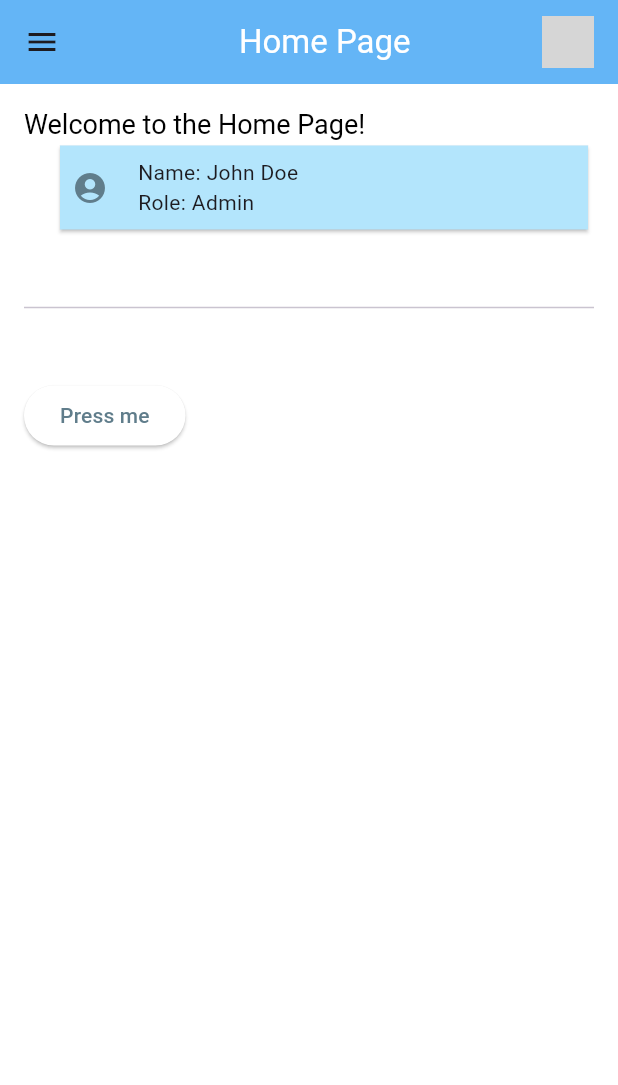
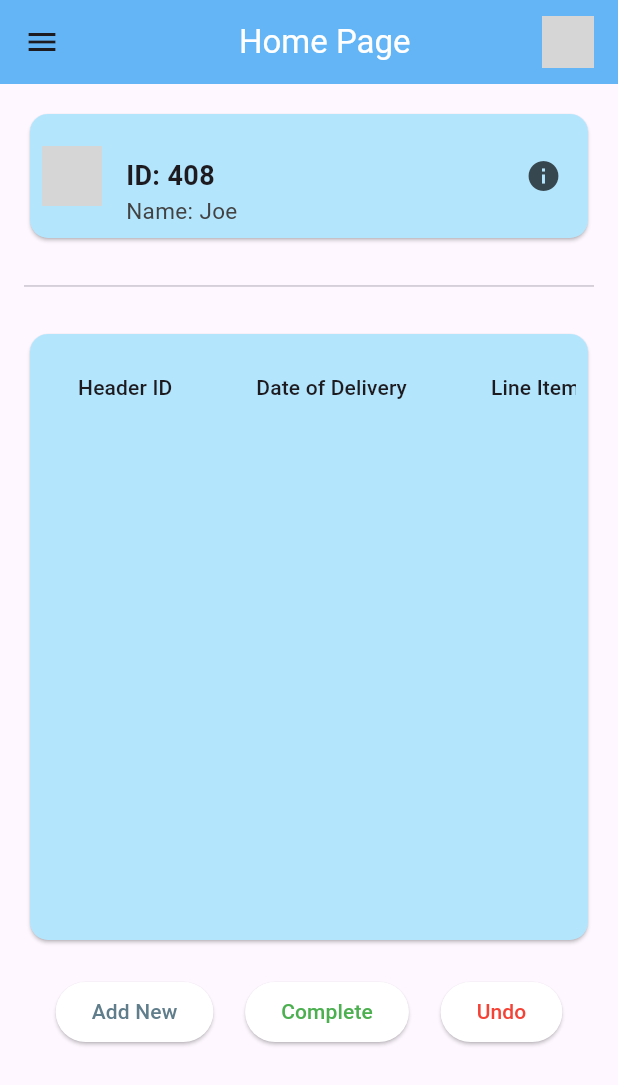
Before and after one commit to juzer-index/precast_demo, a Flutter app: the HomePage screen opened directly, on a phone screen of 412 x 824 dp. Shown: the top 1085 px of the screen. Run offline on Flutter 3.47's test engine with Material 3 defaults, Android fonts, the phone set to English and light mode, and no system bars; missing offline and left inert: dart:ffi; network calls fail; grey boxes are pictures that could not be loaded.

Commit message:
Added Element Status Tracker
Added the element status tracker page, tab bar view and the truck details form with layout as expressed in the excel sheet

```diff
--- a/lib/homepage.dart
+++ b/lib/homepage.dart
@@ -1,23 +1,31 @@
 import 'dart:async';
 import 'dart:convert';
 import 'package:flutter/material.dart';
+import 'package:precast_demo/elementStatusTracker.dart';
 import 'package:precast_demo/indexAppBar.dart';
+import 'package:precast_demo/sideBarMenu.dart';
 import 'loginPage.dart';
 import 'package:http/http.dart' as http;
 import 'elementMaster.dart';
 
 class Data {
-  final int userId;
-  final int id;
-  final String title;
+  final int headerId;
+  final String date;
+  final String lineItems;
+  final String details;
 
-  Data({required this.userId, required this.id, required this.title});
+  Data({
+    required this.headerId,
+    required this.date,
+    required this.lineItems,
+    required this.details,});
 
   factory Data.fromJson(Map<String, dynamic> json) {
     return Data(
-      userId: json['userId'],
-      id: json['id'],
-      title: json['title'],
+      headerId: json['HeaderId'],
+      date: json['Date'],
+      lineItems: json['LineItems'],
+      details: json['Details'],
     );
   }
 }
@@ -46,185 +54,144 @@ class _HomePageState extends State<HomePage> {
     super.initState();
   }
 
-
   @override
   Widget build(BuildContext context) {
     return Scaffold(
-      appBar: IndexAppBar(title: 'Home Page',),
-      drawer: Drawer(
-        shadowColor: Colors.blueGrey.shade800,
-        child: ListView(
-          padding: EdgeInsets.zero,
+      appBar: IndexAppBar(
+        title: 'Home Page',
+      ),
+      drawer: SideBarMenu(context),
+      body: Padding(
+        padding: const EdgeInsets.all(16.0),
+        child: Column(
+          crossAxisAlignment: CrossAxisAlignment.start,
           children: [
-            Container(
-              height: MediaQuery.of(context).size.height * 0.103,
-              child: DrawerHeader(
-                decoration: BoxDecoration(
-                  color: Theme.of(context).primaryColor,
-                ),
-                child: const Text(
-                  'Sidebar Menu',
-                  style: TextStyle(
-                    color: Colors.white,
-                    fontSize: 24,
-                  ),
-                ),
-              ),
-            ),
-            ExpansionTile(
-              leading: Icon(Icons.dashboard_sharp, color: Colors.blue.shade400,),
-              title: const Text('Dashboard'),
+            SizedBox(
+              width: MediaQuery.of(context).size.width,
+              height: MediaQuery.of(context).size.height * 0.11,
+              child: Card(
+                elevation: 1,
+                color: Colors.lightBlue.shade100,
+                child: Padding(
+                  padding: const EdgeInsets.all(8.0),
+                  child: Row(
                     children: [
-                Padding(
-                  padding: const EdgeInsets.fromLTRB(40, 0, 0, 0),
-                  child: ListTile(
-                    title: const Text('Element Status Viewer'),
-                    onTap: () {
-
-                    },
-                  ),
-                ),
-              ],
-            ),
-            ExpansionTile(
-              leading: Icon(Icons.settings_outlined, color: Colors.blue.shade400,),
-              title: const Text('Set up'),
-              children: [
-                Padding(
-                  padding: const EdgeInsets.fromLTRB(40, 0, 0, 0),
-                  child: ListTile(
-                    title: const Text('Element Master'),
-                    onTap: () {
-                      Navigator.push(context, MaterialPageRoute(
-                          builder: (context) => ElementMaster()));
-                    },
+                      ClipRRect(
+                        borderRadius: BorderRadius.circular(10.0),
+                        child: Image.network(
+                          'https://media.licdn.com/dms/image/D4D03AQFpmZgzpRLrhg/profile-displayphoto-shrink_200_200/0/1692612499698?e=1706140800&v=beta&t=WX4ydCp7VUP7AhXZOIDHIX3D3Ts5KfR-1YJJU6FmalI',
+                          height: 40,
+                          width: 40,
                         ),
                       ),
                       Padding(
-                  padding: const EdgeInsets.fromLTRB(40, 0, 0, 0),
-                  child: ListTile(
-                    title: const Text('Part Details'),
-                    onTap: () {
-
-                    },
+                        padding: const EdgeInsets.fromLTRB(16, 20, 16, 0),
+                        child: Column(
+                          crossAxisAlignment: CrossAxisAlignment.start,
+                          children: [
+                            const Text(
+                              'ID: 408',
+                              style: TextStyle(
+                                  fontSize: 18, fontWeight: FontWeight.bold),
                             ),
-                ),
-                Padding(
-                  padding: const EdgeInsets.fromLTRB(40, 0, 0, 0),
-                  child: ListTile(
-                    title: const Text('Truck Details'),
-                    onTap: () {
-
-                    },
-                  ),
-                ),
-              ],
-            ),
-            ExpansionTile(
-                leading: Icon(Icons.hardware, color: Colors.blue.shade400),
-                title: const Text('Process'),
-                children: [
-                  Padding(
-                    padding: const EdgeInsets.fromLTRB(40, 0, 0, 0),
-                    child: ListTile(
-                      title: const Text('Settings'),
-                      onTap: () {},
-                    ),
-                  ),
-                  Padding(
-                    padding: const EdgeInsets.fromLTRB(40, 0, 0, 0),
-                    child: ListTile(
-                      title: const Text('Dispatch Load'),
-                      onTap: () {},
-                    ),
-                  ),
-                  Padding(
-                    padding: const EdgeInsets.fromLTRB(40, 0, 0, 0),
-                    child: ListTile(
-                      title: const Text('Receive Load'),
-                      onTap: () {},
-                    ),
-                  ),
-                  Padding(
-                    padding: const EdgeInsets.fromLTRB(40, 0, 0, 0),
-                    child: ListTile(
-                      title: const Text('Issue element'),
-                      onTap: () {},
-                    ),
-                  ),
-                ]
-            ),
-            ExpansionTile(
-              leading: Icon(Icons.note_alt_rounded, color: Colors.blue.shade400,),
-              title: const Text('Report'),
-              children: [
-                Padding(
-                  padding: const EdgeInsets.fromLTRB(40, 0, 0, 0),
-                  child: ListTile(
-                    title: const Text('Delivery Note'),
-                    onTap: () {
-
-                    },
-                  ),
-                ),
-                Padding(
-                  padding: const EdgeInsets.fromLTRB(40, 0, 0, 0),
-                  child: ListTile(
-                    title: const Text('QR Code Details'),
-                    onTap: () {
-
-                    },
-                  ),
-                ),
-              ],
-            ),
-            const Divider(),
-            ListTile(
-              leading: Icon(Icons.exit_to_app, color: Colors.blue.shade400,),
-              title: const Text('Logout'),
-              onTap: () {
-                Navigator.push(context, MaterialPageRoute(
-                    builder: (context) => const LoginPage()));
-              }
+                            Text(
+                              'Name: Joe ',
+                              style: TextStyle(
+                                  fontSize: 15, color: Colors.grey.shade800),
                             ),
                           ],
                         ),
                       ),
-      body: Container(
-        color: Colors.white,
-        child: Padding(
-          padding: const EdgeInsets.all(16.0),
+                      Padding(
+                          padding: const EdgeInsets.fromLTRB(160, 0, 0, 0),
+                          child: IconButton(
+                              onPressed: () {
+                                //display a popup with rounded borders and half screen size
+                                showDialog(
+                                    context: context,
+                                    builder: (BuildContext context) {
+                                      return Dialog(
+                                          shape: RoundedRectangleBorder(
+                                              borderRadius:
+                                                  BorderRadius.circular(
+                                                      20.0)),
+                                          child: SizedBox(
+                                              height: MediaQuery.of(context)
+                                                      .size
+                                                      .height *
+                                                  0.3,
+                                              width: MediaQuery.of(context)
+                                                      .size
+                                                      .width *
+                                                  0.5,
+                                              child: const Padding(
+                                                  padding:
+                                                      EdgeInsets.all(12.0),
                                                   child: Column(
-            crossAxisAlignment: CrossAxisAlignment.start,
+                                                      mainAxisAlignment:
+                                                          MainAxisAlignment
+                                                              .center,
+                                                      crossAxisAlignment:
+                                                          CrossAxisAlignment
+                                                              .start,
                                                       children: [
                                                         Text(
-                'Welcome to the Home Page!',
-                style: Theme.of(context).textTheme.displayMedium
+                                                          'Profile Information',
+                                                          style: TextStyle(
+                                                              fontSize: 20,
+                                                              fontWeight:
+                                                                  FontWeight
+                                                                      .bold),
                                                         ),
-              Padding(padding: EdgeInsets.fromLTRB(20, 0, 0, 20),
-                child:
-                  // Add profile information card here
-                  Card(
-                    shape: const RoundedRectangleBorder(
-                      borderRadius: BorderRadius.zero,
+                                                        SizedBox(height: 10),
+                                                        Text(
+                                                          'Name: Joe',
+                                                          style: TextStyle(
+                                                              fontSize: 18,
+                                                              fontWeight:
+                                                                  FontWeight
+                                                                      .bold),
                                                         ),
-                    elevation: 1,
-                    color: Colors.lightBlue.shade100,
-                    child: const Padding(
-                      padding: EdgeInsets.all(8.0),
-                      child: Row(
-                        children: [
-                          Icon(Icons.account_circle, color: Colors.blueGrey,),
-                          Padding(
-                            padding: EdgeInsets.fromLTRB(20, 0, 0, 0),
-                            child: Column(
-                              crossAxisAlignment: CrossAxisAlignment.start,
-                              children: [
-                                Text('Name: John Doe'),
-                                Text('Role: Admin'),
-                              ],
+                                                        SizedBox(height: 10),
+                                                        Text(
+                                                          'ID: 408',
+                                                          style: TextStyle(
+                                                              fontSize: 18,
+                                                              fontWeight:
+                                                                  FontWeight
+                                                                      .bold),
                                                         ),
+                                                        SizedBox(height: 10),
+                                                        Text(
+                                                          'Department: Sales',
+                                                          style: TextStyle(
+                                                              fontSize: 18,
+                                                              fontWeight:
+                                                              FontWeight
+                                                                  .bold),
                                                         ),
+                                                        SizedBox(height: 10),
+                                                        Text(
+                                                          'Shift: Morning',
+                                                          style: TextStyle(
+                                                              fontSize: 18,
+                                                              fontWeight:
+                                                              FontWeight
+                                                                  .bold),
+                                                        ),
+                                                        SizedBox(height: 10),
+                                                      ]
+                                                  )
+                                              )
+                                          )
+                                      );
+                                    }
+                                    );
+                              },
+                              icon: Icon(
+                                Icons.info,
+                                color: Colors.blueGrey.shade800,
+                              )))
                     ],
                   ),
                 ),
@@ -233,18 +200,109 @@ class _HomePageState extends State<HomePage> {
             const SizedBox(height: 20),
             const Divider(),
             const SizedBox(height: 20),
+            //add a table here whose rows can be selected with checkboxes
+            SizedBox(
+              width: MediaQuery.of(context).size.width,
+              height: MediaQuery.of(context).size.height * 0.5,
+              child: Card(
+                elevation: 1,
+                color: Colors.lightBlue.shade100,
+                child: Padding(
+                  padding: const EdgeInsets.all(8.0),
+                  child: SingleChildScrollView(
+                    scrollDirection: Axis.horizontal,
+                    child: DataTable(
+                      showCheckboxColumn: true,
+                      columns: const [
+                        DataColumn(
+                          label: Text(
+                            'Header ID',
+                          ),
+                        ),
+                        DataColumn(
+                          label: Text(
+                            'Date of Delivery',
+                          ),
+                        ),
+                        DataColumn(
+                          label: Text(
+                            'Line Items',
+                          ),
+                        ),
+                        DataColumn(
+                          label: Text(
+                            'Details',
+                          ),
+                        ),
+                      ],
+                      rows: const [
+
+                      ],
+                    ),
+                  ),
+                ),
+              ),
+            ),
             const SizedBox(height: 20),
+            Row(
+              mainAxisAlignment: MainAxisAlignment.spaceEvenly,
+              children: [
                 ElevatedButton(
-                style: ButtonStyle(backgroundColor: MaterialStateProperty.all(Colors.white)),
+                  style: ButtonStyle(
+                      backgroundColor: MaterialStateProperty.all(Colors.white)),
                   onPressed: () {
-                  // Handle button press
+                    Navigator.push(
+                      context,
+                      MaterialPageRoute(
+                        builder: (context) => const ElementStatusTracker(initialTabIndex: 0,),
+                      ),
+                    );
                   },
-                child: const Text('Press me', style: TextStyle(color: Colors.blueGrey),),
+                  child: const Text(
+                    'Add New',
+                    style: TextStyle(color: Colors.blueGrey),
+                  ),
+                ),
+                ElevatedButton(
+                  style: ButtonStyle(
+                      backgroundColor: MaterialStateProperty.all(Colors.white)),
+                  onPressed: () {
+                    Navigator.push(
+                      context,
+                      MaterialPageRoute(
+                        builder: (context) => const ElementStatusTracker(initialTabIndex: 1,),
+                      ),
+                    );
+
+                  },
+                  child: const Text(
+                    'Complete',
+                    style: TextStyle(color: Colors.green),
+                  ),
+                ),
+                ElevatedButton(
+                  style: ButtonStyle(
+                      backgroundColor: MaterialStateProperty.all(Colors.white)),
+                  onPressed: () {
+                    Navigator.push(
+                      context,
+                      MaterialPageRoute(
+                        builder: (context) => const ElementStatusTracker(initialTabIndex: 2,),
+                      ),
+                    );
+                  },
+                  child: const Text(
+                    'Undo',
+                    style: TextStyle(color: Colors.red),
+                  ),
+                ),
+              ],
             ),
           ],
         ),
       ),
-      ),
     );
   }
+
+
 }
--- /dev/null
+++ b/lib/sideBarMenu.dart
@@ -0,0 +1,151 @@
+import 'package:flutter/material.dart';
+
+import 'elementMaster.dart';
+import 'loginPage.dart';
+
+
+Drawer SideBarMenu(BuildContext context) {
+  return Drawer(
+    shadowColor: Colors.blueGrey.shade800,
+    child: ListView(
+      padding: EdgeInsets.zero,
+      children: [
+        Container(
+          height: MediaQuery.of(context).size.height * 0.103,
+          child: DrawerHeader(
+            decoration: BoxDecoration(
+              color: Theme.of(context).primaryColor,
+            ),
+            child: const Text(
+              'Sidebar Menu',
+              style: TextStyle(
+                color: Colors.white,
+                fontSize: 24,
+              ),
+            ),
+          ),
+        ),
+        ExpansionTile(
+          leading: Icon(
+            Icons.dashboard_sharp,
+            color: Colors.blue.shade400,
+          ),
+          title: const Text('Dashboard'),
+          children: [
+            Padding(
+              padding: const EdgeInsets.fromLTRB(40, 0, 0, 0),
+              child: ListTile(
+                title: const Text('Element Status Viewer'),
+                onTap: () {},
+              ),
+            ),
+          ],
+        ),
+        ExpansionTile(
+          leading: Icon(
+            Icons.settings_outlined,
+            color: Colors.blue.shade400,
+          ),
+          title: const Text('Set up'),
+          children: [
+            Padding(
+              padding: const EdgeInsets.fromLTRB(40, 0, 0, 0),
+              child: ListTile(
+                title: const Text('Element Master'),
+                onTap: () {
+                  Navigator.push(
+                      context,
+                      MaterialPageRoute(
+                          builder: (context) => ElementMaster()));
+                },
+              ),
+            ),
+            Padding(
+              padding: const EdgeInsets.fromLTRB(40, 0, 0, 0),
+              child: ListTile(
+                title: const Text('Part Details'),
+                onTap: () {},
+              ),
+            ),
+            Padding(
+              padding: const EdgeInsets.fromLTRB(40, 0, 0, 0),
+              child: ListTile(
+                title: const Text('Truck Details'),
+                onTap: () {},
+              ),
+            ),
+          ],
+        ),
+        ExpansionTile(
+            leading: Icon(Icons.hardware, color: Colors.blue.shade400),
+            title: const Text('Process'),
+            children: [
+              Padding(
+                padding: const EdgeInsets.fromLTRB(40, 0, 0, 0),
+                child: ListTile(
+                  title: const Text('Settings'),
+                  onTap: () {},
+                ),
+              ),
+              Padding(
+                padding: const EdgeInsets.fromLTRB(40, 0, 0, 0),
+                child: ListTile(
+                  title: const Text('Dispatch Load'),
+                  onTap: () {},
+                ),
+              ),
+              Padding(
+                padding: const EdgeInsets.fromLTRB(40, 0, 0, 0),
+                child: ListTile(
+                  title: const Text('Receive Load'),
+                  onTap: () {},
+                ),
+              ),
+              Padding(
+                padding: const EdgeInsets.fromLTRB(40, 0, 0, 0),
+                child: ListTile(
+                  title: const Text('Issue element'),
+                  onTap: () {},
+                ),
+              ),
+            ]),
+        ExpansionTile(
+          leading: Icon(
+            Icons.note_alt_rounded,
+            color: Colors.blue.shade400,
+          ),
+          title: const Text('Report'),
+          children: [
+            Padding(
+              padding: const EdgeInsets.fromLTRB(40, 0, 0, 0),
+              child: ListTile(
+                title: const Text('Delivery Note'),
+                onTap: () {},
+              ),
+            ),
+            Padding(
+              padding: const EdgeInsets.fromLTRB(40, 0, 0, 0),
+              child: ListTile(
+                title: const Text('QR Code Details'),
+                onTap: () {},
+              ),
+            ),
+          ],
+        ),
+        const Divider(),
+        ListTile(
+            leading: Icon(
+              Icons.exit_to_app,
+              color: Colors.blue.shade400,
+            ),
+            title: const Text('Logout'),
+            onTap: () {
+              Navigator.push(
+                  context,
+                  MaterialPageRoute(
+                      builder: (context) => const LoginPage()));
+            }),
+      ],
+    ),
+  );
+}
```
Also changed, not shown: lib/elementStatusTracker.dart (added, +177 -0 lines). Lines whose indentation alone changed are shown as unchanged.
